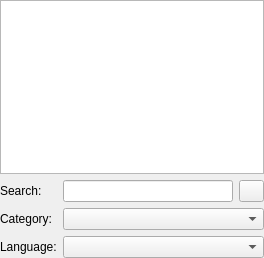
Before: the Qt Designer form src/ui/playlist/PlaylistDisplayWidget.ui in ntadej/tano, drawn with Qt 5.
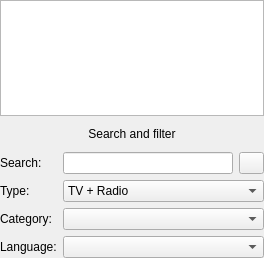
After: the same form once the commit is applied. Icons and pictures are not drawn.

Commit message:
Playlists updates: Radio channels
Playlist handling has been updated to natively support radio channels.

Diff of the .ui file:
```diff
--- a/src/ui/playlist/PlaylistDisplayWidget.ui
+++ b/src/ui/playlist/PlaylistDisplayWidget.ui
@@ -14,10 +14,10 @@
    <property name="margin">
     <number>0</number>
    </property>
-   <item row="1" column="1">
+   <item row="2" column="1">
     <widget class="QLineEdit" name="editSearch"/>
    </item>
-   <item row="1" column="2">
+   <item row="2" column="2">
     <widget class="QPushButton" name="buttonClear">
      <property name="maximumSize">
       <size>
@@ -40,35 +40,35 @@
      </property>
     </widget>
    </item>
-   <item row="2" column="1" colspan="2">
+   <item row="4" column="1" colspan="2">
     <widget class="QComboBox" name="comboCategory">
      <property name="maxVisibleItems">
       <number>50</number>
      </property>
     </widget>
    </item>
-   <item row="1" column="0">
+   <item row="2" column="0">
     <widget class="QLabel" name="labelSearch">
      <property name="text">
       <string>Search:</string>
      </property>
     </widget>
    </item>
-   <item row="2" column="0">
+   <item row="4" column="0">
     <widget class="QLabel" name="labelCategory">
      <property name="text">
       <string>Category:</string>
      </property>
     </widget>
    </item>
-   <item row="3" column="0">
+   <item row="5" column="0">
     <widget class="QLabel" name="labelLanguage">
      <property name="text">
       <string>Language:</string>
      </property>
     </widget>
    </item>
-   <item row="3" column="1" colspan="2">
+   <item row="5" column="1" colspan="2">
     <widget class="QComboBox" name="comboLanguage">
      <property name="maxVisibleItems">
       <number>50</number>
@@ -85,6 +85,67 @@
      </property>
     </widget>
    </item>
+   <item row="3" column="0">
+    <widget class="QLabel" name="labelType">
+     <property name="text">
+      <string>Type:</string>
+     </property>
+    </widget>
+   </item>
+   <item row="3" column="1" colspan="2">
+    <widget class="QComboBox" name="comboType">
+     <item>
+      <property name="text">
+       <string>TV + Radio</string>
+      </property>
+     </item>
+     <item>
+      <property name="text">
+       <string>TV only</string>
+      </property>
+     </item>
+     <item>
+      <property name="text">
+       <string>Radio only</string>
+      </property>
+     </item>
+    </widget>
+   </item>
+   <item row="1" column="0" colspan="3">
+    <widget class="QPushButton" name="buttonSearch">
+     <property name="minimumSize">
+      <size>
+       <width>0</width>
+       <height>24</height>
+      </size>
+     </property>
+     <property name="maximumSize">
+      <size>
+       <width>16777215</width>
+       <height>24</height>
+      </size>
+     </property>
+     <property name="text">
+      <string>Search and filter</string>
+     </property>
+     <property name="icon">
+      <iconset resource="../../../data/icons.qrc">
+       <normaloff>:/icons/24x24/search.png</normaloff>:/icons/24x24/search.png</iconset>
+     </property>
+     <property name="iconSize">
+      <size>
+       <width>24</width>
+       <height>24</height>
+      </size>
+     </property>
+     <property name="checkable">
+      <bool>true</bool>
+     </property>
+     <property name="flat">
+      <bool>true</bool>
+     </property>
+    </widget>
+   </item>
   </layout>
  </widget>
  <resources>
```
Left out of the diff: 150 changed lines with no effect on the pictures. The commit also changes 54 other files.
